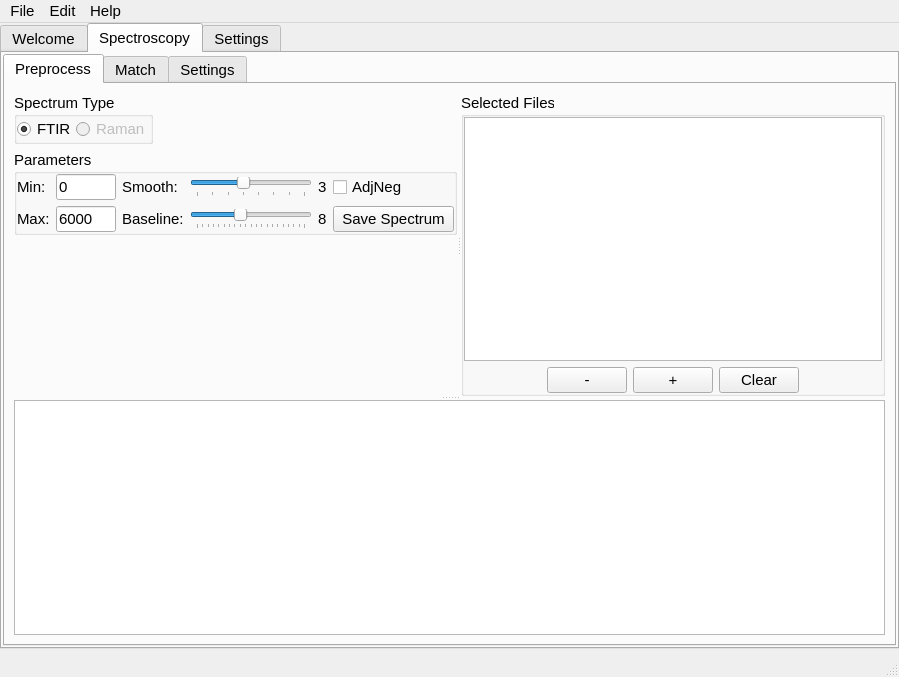
Above: mpsat.ui from zhengGroupDEV/mPSAT before the change. Below: the same form after it.
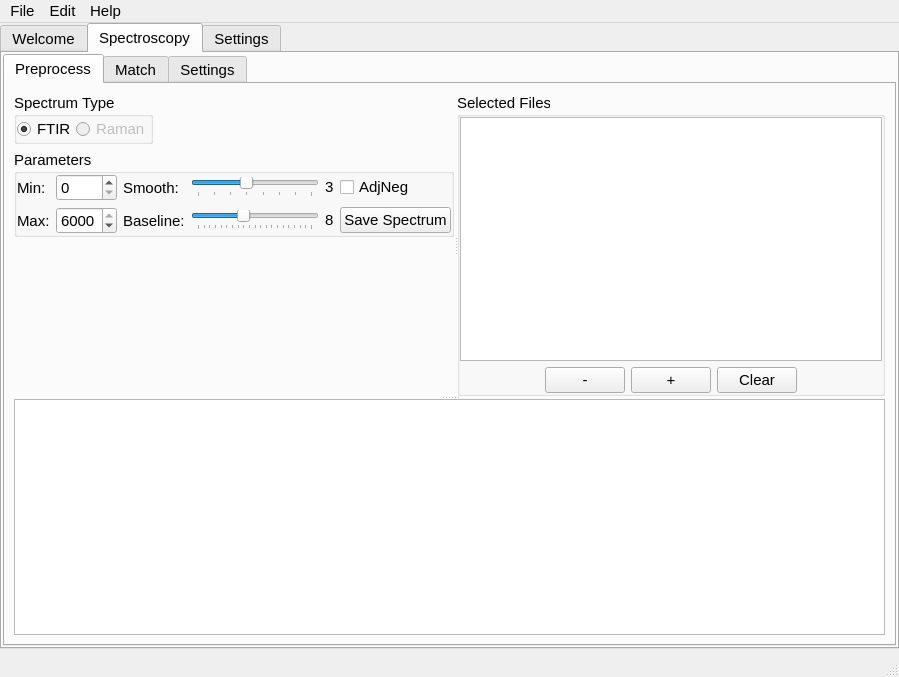
That is the form after the change. The open tabs and pages were chosen to show the change. Custom widgets are drawn as their Qt base class.

Diff of the .ui file:
```diff
--- a/mpsat.ui
+++ b/mpsat.ui
@@ -150,6 +150,9 @@
               <property name="orientation">
                <enum>Qt::Vertical</enum>
               </property>
+              <property name="handleWidth">
+               <number>3</number>
+              </property>
               <widget class="QSplitter" name="splitter_2">
                <property name="sizePolicy">
                 <sizepolicy hsizetype="Expanding" vsizetype="Minimum">
@@ -166,6 +169,9 @@
                <property name="orientation">
                 <enum>Qt::Horizontal</enum>
                </property>
+               <property name="handleWidth">
+                <number>3</number>
+               </property>
                <widget class="QWidget" name="verticalLayoutWidget_2">
                 <layout class="QVBoxLayout" name="verticalLayout_2">
                  <item>
@@ -346,28 +352,6 @@
                         </property>
                        </widget>
                       </item>
-                      <item row="0" column="1">
-                       <widget class="QLineEdit" name="ledit_pre_min">
-                        <property name="sizePolicy">
-                         <sizepolicy hsizetype="MinimumExpanding" vsizetype="Fixed">
-                          <horstretch>0</horstretch>
-                          <verstretch>0</verstretch>
-                         </sizepolicy>
-                        </property>
-                        <property name="maximumSize">
-                         <size>
-                          <width>60</width>
-                          <height>16777215</height>
-                         </size>
-                        </property>
-                        <property name="inputMask">
-                         <string/>
-                        </property>
-                        <property name="text">
-                         <string>0</string>
-                        </property>
-                       </widget>
-                      </item>
                       <item row="0" column="4">
                        <widget class="QLabel" name="label_13">
                         <property name="text">
@@ -375,28 +359,6 @@
                         </property>
                        </widget>
                       </item>
-                      <item row="1" column="1">
-                       <widget class="QLineEdit" name="ledit_pre_max">
-                        <property name="sizePolicy">
-                         <sizepolicy hsizetype="Minimum" vsizetype="Fixed">
-                          <horstretch>0</horstretch>
-                          <verstretch>0</verstretch>
-                         </sizepolicy>
-                        </property>
-                        <property name="maximumSize">
-                         <size>
-                          <width>60</width>
-                          <height>16777215</height>
-                         </size>
-                        </property>
-                        <property name="inputMask">
-                         <string/>
-                        </property>
-                        <property name="text">
-                         <string>6000</string>
-                        </property>
-                       </widget>
-                      </item>
                       <item row="1" column="5">
                        <widget class="QSlider" name="slider_pre_baseline">
                         <property name="maximum">
@@ -429,7 +391,7 @@
                       <item row="1" column="7">
                        <widget class="QPushButton" name="btn_pre_save">
                         <property name="sizePolicy">
-                         <sizepolicy hsizetype="Expanding" vsizetype="Fixed">
+                         <sizepolicy hsizetype="Minimum" vsizetype="Fixed">
                           <horstretch>0</horstretch>
                           <verstretch>0</verstretch>
                          </sizepolicy>
@@ -439,6 +401,38 @@
                         </property>
                        </widget>
                       </item>
+                      <item row="0" column="1">
+                       <widget class="QSpinBox" name="spbox_pre_min">
+                        <property name="sizePolicy">
+                         <sizepolicy hsizetype="Minimum" vsizetype="Fixed">
+                          <horstretch>0</horstretch>
+                          <verstretch>0</verstretch>
+                         </sizepolicy>
+                        </property>
+                        <property name="maximum">
+                         <number>6000</number>
+                        </property>
+                       </widget>
+                      </item>
+                      <item row="1" column="1">
+                       <widget class="QSpinBox" name="spbox_pre_max">
+                        <property name="sizePolicy">
+                         <sizepolicy hsizetype="Minimum" vsizetype="Fixed">
+                          <horstretch>0</horstretch>
+                          <verstretch>0</verstretch>
+                         </sizepolicy>
+                        </property>
+                        <property name="prefix">
+                         <string/>
+                        </property>
+                        <property name="maximum">
+                         <number>6000</number>
+                        </property>
+                        <property name="value">
+                         <number>6000</number>
+                        </property>
+                       </widget>
+                      </item>
                      </layout>
                     </item>
                    </layout>
@@ -460,9 +454,24 @@
                 </layout>
                </widget>
                <widget class="QGroupBox" name="groupBox_3">
+                <property name="sizePolicy">
+                 <sizepolicy hsizetype="Preferred" vsizetype="Minimum">
+                  <horstretch>0</horstretch>
+                  <verstretch>0</verstretch>
+                 </sizepolicy>
+                </property>
+                <property name="minimumSize">
+                 <size>
+                  <width>10</width>
+                  <height>50</height>
+                 </size>
+                </property>
                 <property name="title">
                  <string>Selected Files</string>
                 </property>
+                <property name="flat">
+                 <bool>false</bool>
+                </property>
                 <layout class="QGridLayout" name="gridLayout_5">
                  <property name="leftMargin">
                   <number>0</number>
@@ -480,6 +489,18 @@
                   <layout class="QVBoxLayout" name="verticalLayout">
                    <item>
                     <widget class="QListWidget" name="listw_pre_files">
+                     <property name="sizePolicy">
+                      <sizepolicy hsizetype="Minimum" vsizetype="Expanding">
+                       <horstretch>0</horstretch>
+                       <verstretch>0</verstretch>
+                      </sizepolicy>
+                     </property>
+                     <property name="minimumSize">
+                      <size>
+                       <width>10</width>
+                       <height>50</height>
+                      </size>
+                     </property>
                      <property name="sortingEnabled">
                       <bool>true</bool>
                      </property>
@@ -510,7 +531,7 @@
                      <item>
                       <widget class="QPushButton" name="btn_select_file_dir">
                        <property name="sizePolicy">
-                        <sizepolicy hsizetype="Fixed" vsizetype="Fixed">
+                        <sizepolicy hsizetype="Minimum" vsizetype="Fixed">
                          <horstretch>0</horstretch>
                          <verstretch>0</verstretch>
                         </sizepolicy>
```
Left out of the diff: 186 changed lines with no effect on the pictures.
